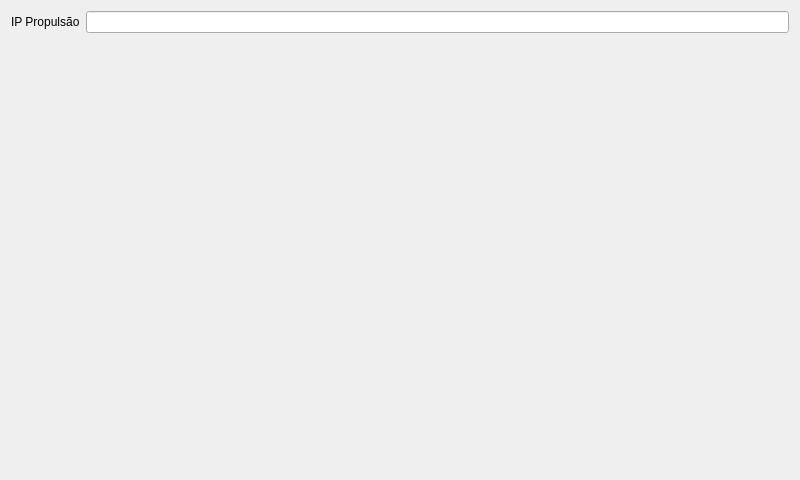
Qt form settingswindow.ui (Arariboia/ArariboiaDisplay) before a commit.
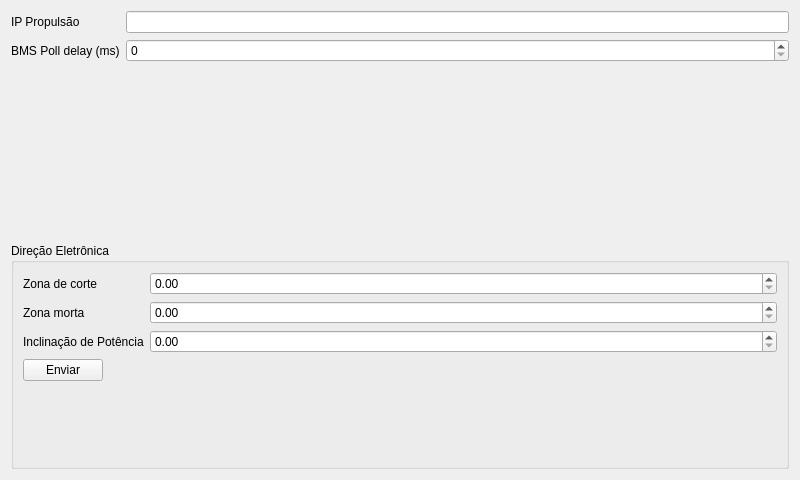
The same form after that commit.

The edit to the form file:
```diff
--- a/settingswindow.ui
+++ b/settingswindow.ui
@@ -26,8 +26,96 @@
      <item row="0" column="1">
       <widget class="QLineEdit" name="propulsionIp_lineEdit"/>
      </item>
+     <item row="1" column="0">
+      <widget class="QLabel" name="label_2">
+       <property name="text">
+        <string>BMS Poll delay (ms)</string>
+       </property>
+      </widget>
+     </item>
+     <item row="1" column="1">
+      <widget class="QSpinBox" name="bmsPollDelay_spinBox">
+       <property name="maximum">
+        <number>60000</number>
+       </property>
+       <property name="singleStep">
+        <number>1000</number>
+       </property>
+      </widget>
+     </item>
     </layout>
    </item>
+   <item>
+    <widget class="QGroupBox" name="groupBox">
+     <property name="title">
+      <string>Direção Eletrônica</string>
+     </property>
+     <layout class="QVBoxLayout" name="verticalLayout_2">
+      <item>
+       <layout class="QFormLayout" name="formLayout_2">
+        <item row="0" column="0">
+         <widget class="QLabel" name="label_3">
+          <property name="text">
+           <string>Zona de corte</string>
+          </property>
+         </widget>
+        </item>
+        <item row="0" column="1">
+         <widget class="QDoubleSpinBox" name="cutZone_dSpinBox">
+          <property name="maximum">
+           <double>1.000000000000000</double>
+          </property>
+          <property name="singleStep">
+           <double>0.100000000000000</double>
+          </property>
+         </widget>
+        </item>
+        <item row="1" column="0">
+         <widget class="QLabel" name="label_4">
+          <property name="text">
+           <string>Zona morta</string>
+          </property>
+         </widget>
+        </item>
+        <item row="1" column="1">
+         <widget class="QDoubleSpinBox" name="deadZone_dSpinBox">
+          <property name="maximum">
+           <double>1.000000000000000</double>
+          </property>
+          <property name="singleStep">
+           <double>0.100000000000000</double>
+          </property>
+         </widget>
+        </item>
+        <item row="2" column="0">
+         <widget class="QLabel" name="label_5">
+          <property name="text">
+           <string>Inclinação de Potência</string>
+          </property>
+         </widget>
+        </item>
+        <item row="2" column="1">
+         <widget class="QDoubleSpinBox" name="slope_dSpinBox">
+          <property name="maximum">
+           <double>1.000000000000000</double>
+          </property>
+          <property name="singleStep">
+           <double>0.100000000000000</double>
+          </property>
+         </widget>
+        </item>
+        <item row="3" column="0">
+         <widget class="QPushButton" name="pushButton">
+          <property name="text">
+           <string>Enviar</string>
+          </property>
+         </widget>
+        </item>
+       </layout>
+      </item>
+     </layout>
+    </widget>
+   </item>
   </layout>
  </widget>
  <resources/>
```
